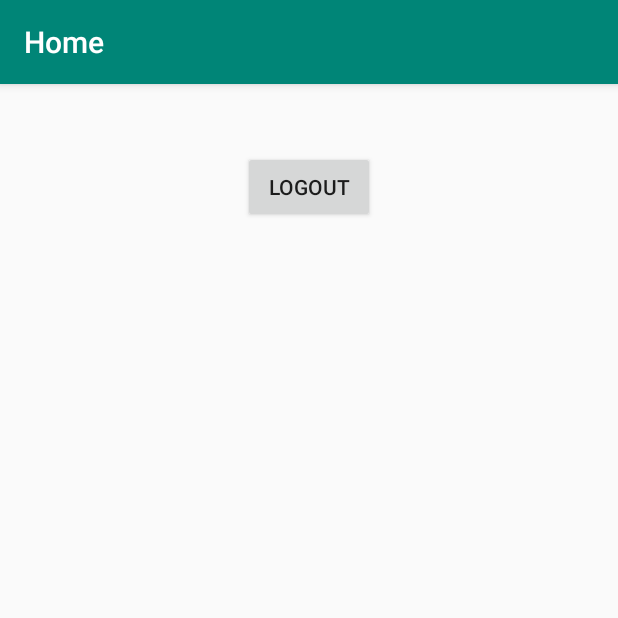
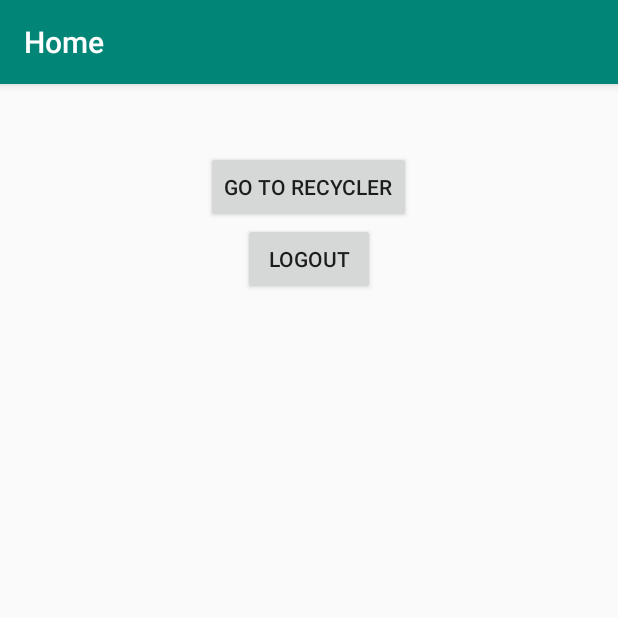
Before and after one commit to aldansorry/TI3A_8_12_TugasBesar, an Android app: the MainActivity screen opened directly, with no data from a screen before it, on a phone screen of 412 x 824 dp, the top half of it. Run offline under Robolectric (Android 15) with nearby library versions, the light colour scheme and no system bars.

Commit message:
Recyclerview #2

```diff
--- a/app/src/main/AndroidManifest.xml
+++ b/app/src/main/AndroidManifest.xml
@@ -21,9 +21,8 @@
         <activity
             android:name=".Activity.LoginActivity"
             android:label="Login" />
-        <activity android:name=".Main2Activity" />
-        <activity android:name=".Item" />
-        <activity android:name=".DetailActivity"></activity>
+        <activity android:name=".Activity.Main2Activity" />
+        <activity android:name=".Activity.DetailActivity"></activity>
     </application>
 
 </manifest>
--- a/app/src/main/java/sorry/aldan/ti3a_8_12_tugasbesar/Activity/LoginActivity.java
+++ b/app/src/main/java/sorry/aldan/ti3a_8_12_tugasbesar/Activity/LoginActivity.java
@@ -3,15 +3,12 @@ package sorry.aldan.ti3a_8_12_tugasbesar.Activity;
 import android.content.Intent;
 import android.support.v7.app.AppCompatActivity;
 import android.os.Bundle;
-import android.util.Log;
 import android.view.View;
 import android.widget.Button;
 import android.widget.EditText;
 import android.widget.Toast;
 
 import sorry.aldan.ti3a_8_12_tugasbesar.Helper.SessionManagement;
-import sorry.aldan.ti3a_8_12_tugasbesar.Main2Activity;
-import sorry.aldan.ti3a_8_12_tugasbesar.MainActivity;
 import sorry.aldan.ti3a_8_12_tugasbesar.R;
 
 public class LoginActivity extends AppCompatActivity {
--- a/app/src/main/java/sorry/aldan/ti3a_8_12_tugasbesar/ClickListener.java
+++ b/app/src/main/java/sorry/aldan/ti3a_8_12_tugasbesar/Adapter/ClickListener.java
@@ -1,4 +1,4 @@
-package sorry.aldan.ti3a_8_12_tugasbesar;
+package sorry.aldan.ti3a_8_12_tugasbesar.Adapter;
 
 import android.view.View;
 
--- a/app/src/main/java/sorry/aldan/ti3a_8_12_tugasbesar/Adapter/CustomAdapter.java
+++ b/app/src/main/java/sorry/aldan/ti3a_8_12_tugasbesar/Adapter/CustomAdapter.java
@@ -8,12 +8,10 @@ import android.view.View;
 import android.view.ViewGroup;
 import android.widget.TextView;
 
-import java.util.ArrayList;
 import java.util.List;
 
-import sorry.aldan.ti3a_8_12_tugasbesar.Main2Activity;
 import sorry.aldan.ti3a_8_12_tugasbesar.R;
-import sorry.aldan.ti3a_8_12_tugasbesar.UserModel;
+import sorry.aldan.ti3a_8_12_tugasbesar.Model.UserModel;
 
 public class CustomAdapter extends RecyclerView.Adapter<CustomAdapter.CustomHolder> {
 
@@ -29,7 +27,7 @@ public class CustomAdapter extends RecyclerView.Adapter<CustomAdapter.CustomHold
     @Override
     public CustomHolder onCreateViewHolder(@NonNull ViewGroup viewGroup, int i) {
         LayoutInflater layoutInflater = LayoutInflater.from(viewGroup.getContext());
-        View view = layoutInflater.inflate(R.layout.activity_item,viewGroup,false);
+        View view = layoutInflater.inflate(R.layout.item_rv,viewGroup,false);
         CustomHolder viewHolder = new CustomHolder(view);
         return viewHolder;
     }
--- a/app/src/main/java/sorry/aldan/ti3a_8_12_tugasbesar/Adapter/RecycleTouchListener.java
+++ b/app/src/main/java/sorry/aldan/ti3a_8_12_tugasbesar/Adapter/RecycleTouchListener.java
@@ -1,13 +1,10 @@
 package sorry.aldan.ti3a_8_12_tugasbesar.Adapter;
 
 import android.content.Context;
-import android.support.annotation.NonNull;
 import android.support.v7.widget.RecyclerView;
 import android.view.GestureDetector;
 import android.view.MotionEvent;
 import android.view.View;
-
-import sorry.aldan.ti3a_8_12_tugasbesar.ClickListener;
 
 public class RecycleTouchListener implements RecyclerView.OnItemTouchListener {
 
--- a/app/src/main/java/sorry/aldan/ti3a_8_12_tugasbesar/MainActivity.java
+++ b/app/src/main/java/sorry/aldan/ti3a_8_12_tugasbesar/MainActivity.java
@@ -11,13 +11,14 @@ import android.widget.Toast;
 import java.util.HashMap;
 
 import sorry.aldan.ti3a_8_12_tugasbesar.Activity.LoginActivity;
+import sorry.aldan.ti3a_8_12_tugasbesar.Activity.Main2Activity;
 import sorry.aldan.ti3a_8_12_tugasbesar.Helper.SessionManagement;
 
 public class MainActivity extends AppCompatActivity {
 
 
     TextView tvEmail;
-    Button buttonLogout;
+    Button buttonLogout,btnRecycler;
 
     SessionManagement sessionManagement;
     HashMap<String,String> loginUser;
@@ -30,6 +31,7 @@ public class MainActivity extends AppCompatActivity {
         //get component
         tvEmail = (TextView) findViewById(R.id.tvEmail);
         buttonLogout = (Button) findViewById(R.id.buttonLogout);
+        btnRecycler = findViewById(R.id.btnRecycler);
 
         //instance
         sessionManagement = new SessionManagement(this);
@@ -52,6 +54,14 @@ public class MainActivity extends AppCompatActivity {
                 sessionManagement.logoutUser();
             }
         });
+
+        btnRecycler.setOnClickListener(new View.OnClickListener() {
+            @Override
+            public void onClick(View v) {
+                Intent i = new Intent(MainActivity.this,Main2Activity.class);
+                startActivity(i);
+            }
+        });
     }
     private void goToLogin(){
         Intent mIntent = new Intent(this,LoginActivity.class);
--- a/app/src/main/java/sorry/aldan/ti3a_8_12_tugasbesar/UserModel.java
+++ b/app/src/main/java/sorry/aldan/ti3a_8_12_tugasbesar/Model/UserModel.java
@@ -1,4 +1,4 @@
-package sorry.aldan.ti3a_8_12_tugasbesar;
+package sorry.aldan.ti3a_8_12_tugasbesar.Model;
 
 public class UserModel{
     private String judul, kategori;
--- a/app/src/main/res/layout/activity_detail.xml
+++ b/app/src/main/res/layout/activity_detail.xml
@@ -4,6 +4,6 @@
     xmlns:tools="http://schemas.android.com/tools"
     android:layout_width="match_parent"
     android:layout_height="match_parent"
-    tools:context=".DetailActivity">
+    tools:context=".Activity.DetailActivity">
 
 </android.support.constraint.ConstraintLayout>
--- a/app/src/main/res/layout/activity_main.xml
+++ b/app/src/main/res/layout/activity_main.xml
@@ -15,6 +15,11 @@
         android:text="TextView"
         android:textSize="25sp"/>
     <Button
+        android:id="@+id/btnRecycler"
+        android:layout_width="wrap_content"
+        android:layout_height="wrap_content"
+        android:text="Go To Recycler"/>
+    <Button
         android:id="@+id/buttonLogout"
         android:layout_width="wrap_content"
         android:layout_height="wrap_content"
--- a/app/src/main/res/layout/activity_main2.xml
+++ b/app/src/main/res/layout/activity_main2.xml
@@ -4,7 +4,7 @@
     xmlns:tools="http://schemas.android.com/tools"
     android:layout_width="match_parent"
     android:layout_height="match_parent"
-    tools:context=".Main2Activity">
+    tools:context=".Activity.Main2Activity">
     <android.support.v7.widget.RecyclerView
         android:layout_width="match_parent"
         android:layout_height="match_parent"
```
Also changed, not shown: app/src/main/java/sorry/aldan/ti3a_8_12_tugasbesar/Activity/DetailActivity.java (renamed from app/src/main/java/sorry/aldan/ti3a_8_12_tugasbesar/Item.java, +5 -3 lines), app/src/main/java/sorry/aldan/ti3a_8_12_tugasbesar/Activity/Main2Activity.java (renamed from app/src/main/java/sorry/aldan/ti3a_8_12_tugasbesar/Main2Activity.java, +7 -1 lines), app/src/main/java/sorry/aldan/ti3a_8_12_tugasbesar/DetailActivity.java (deleted, +0 -13 lines), app/src/main/res/layout/item_rv.xml (renamed from app/src/main/res/layout/activity_item.xml).
